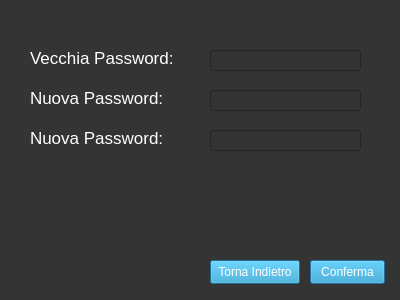
Above: Viste/Cliente/GUI/modifica_profilo.ui from GiulianiM/Noleggio before the change. Below: the same form after it.
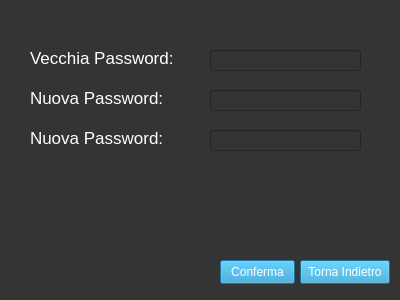
That is the form after the change.

Diff of the .ui file:
```diff
--- a/Viste/Cliente/GUI/modifica_profilo.ui
+++ b/Viste/Cliente/GUI/modifica_profilo.ui
@@ -136,7 +136,7 @@
   <widget class="QPushButton" name="confirm_button">
    <property name="geometry">
     <rect>
-     <x>310</x>
+     <x>220</x>
      <y>260</y>
      <width>75</width>
      <height>24</height>
@@ -153,7 +153,7 @@
   <widget class="QPushButton" name="back_button">
    <property name="geometry">
     <rect>
-     <x>210</x>
+     <x>300</x>
      <y>260</y>
      <width>90</width>
      <height>24</height>
```
